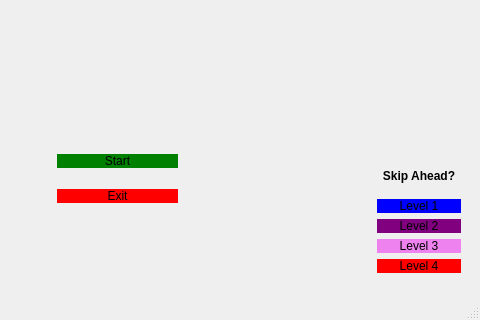
Above: maimmenu.ui from aishakandeell/csprojectnewest before the change; both pictures show x 253 to 733 and y 310 to 630 of the 733 by 630 pixel window. Below: the same form after it.
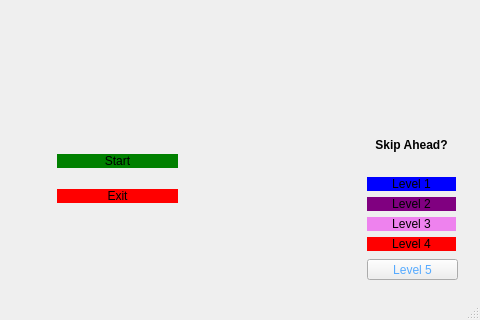
That is the form after the change. Icons and pictures are not drawn.

```diff
--- a/maimmenu.ui
+++ b/maimmenu.ui
@@ -73,10 +73,10 @@
    <widget class="QWidget" name="layoutWidget">
     <property name="geometry">
      <rect>
-      <x>630</x>
-      <y>450</y>
-      <width>84</width>
-      <height>114</height>
+      <x>620</x>
+      <y>410</y>
+      <width>89</width>
+      <height>132</height>
      </rect>
     </property>
     <layout class="QVBoxLayout" name="verticalLayout_3">
@@ -145,6 +145,22 @@
      </item>
     </layout>
    </widget>
+   <widget class="QPushButton" name="level5button">
+    <property name="geometry">
+     <rect>
+      <x>620</x>
+      <y>550</y>
+      <width>91</width>
+      <height>21</height>
+     </rect>
+    </property>
+    <property name="styleSheet">
+     <string notr="true">color: rgb(85, 170, 255);</string>
+    </property>
+    <property name="text">
+     <string>Level 5</string>
+    </property>
+   </widget>
    <zorder>layoutWidget</zorder>
    <zorder>label</zorder>
    <zorder>layoutWidget</zorder>
```
Left out of the diff: 3 changed lines with no effect on the pictures.
